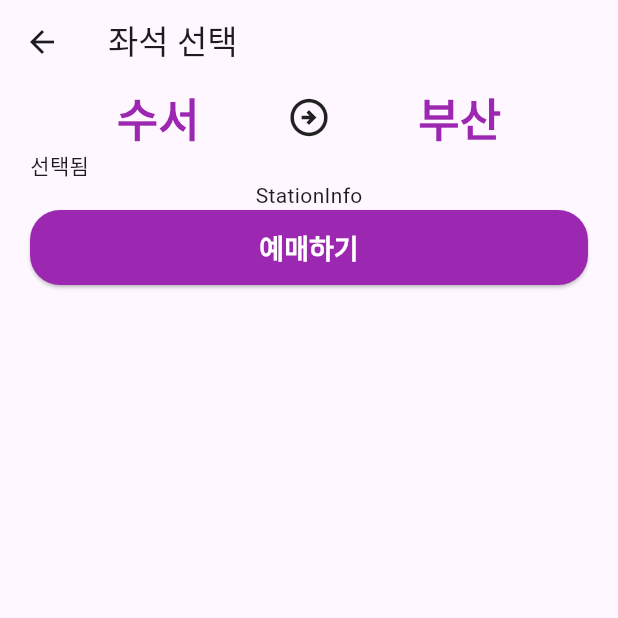
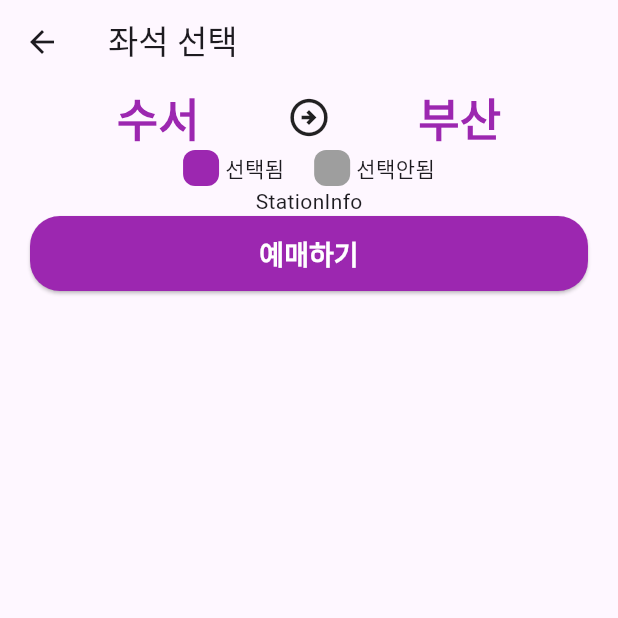
Before and after one commit to hippieperm/flutter-train-example, a Flutter app: the SeatPage screen opened directly, on a phone screen of 412 x 824 dp, the top half of it. Run offline on Flutter 3.47's test engine with Material 3 defaults, Android fonts, the phone set to English and light mode, and no system bars.

Commit message:
LableBox 위젯 수정: 중앙 정렬 추가 및 선택 상태를 나타내는 두 개의 텍스트와 색상 박스 구성으로 UI 개선

```diff
--- a/lib/seat_page/widgets/lable_box.dart
+++ b/lib/seat_page/widgets/lable_box.dart
@@ -6,9 +6,28 @@ class LableBox extends StatelessWidget {
   @override
   Widget build(BuildContext context) {
     return Row(
+      mainAxisAlignment: MainAxisAlignment.center,
       children: [
-        Container(),
-        Text('선택됨'),
+        lable('선택됨', Colors.purple),
+        SizedBox(width: 20),
+        lable('선택안됨', Colors.grey),
+      ],
+    );
+  }
+
+  Row lable(String text, Color color) {
+    return Row(
+      children: [
+        Container(
+          width: 24,
+          height: 24,
+          decoration: BoxDecoration(
+            color: color,
+            borderRadius: BorderRadius.circular(8),
+          ),
+        ),
+        SizedBox(width: 4),
+        Text(text),
       ],
     );
   }
```
